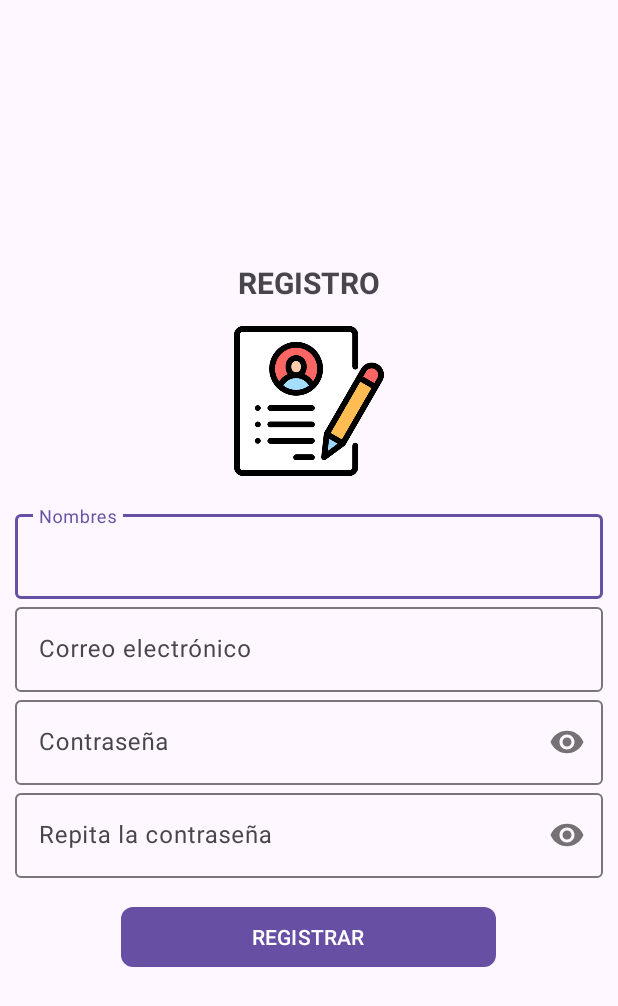
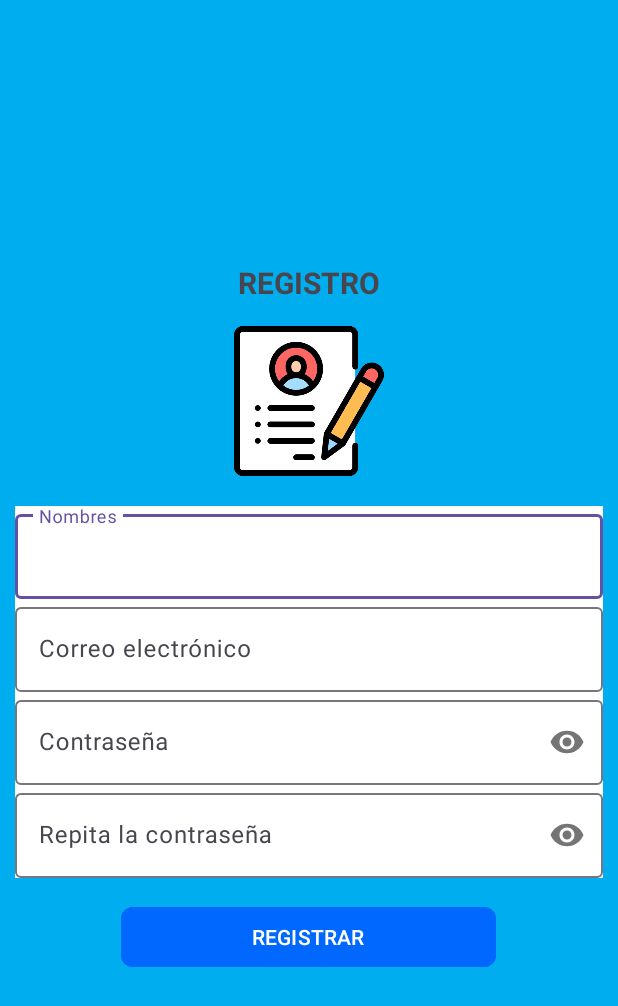
Before and after one commit to Pipe-RM/APP-INVENTARIOS, an Android app: the RegistroEmailActivity screen opened directly, with no data from a screen before it, on a phone screen of 412 x 824 dp. Shown: the top 1006 px of the screen. Run offline under Robolectric (Android 15) with nearby library versions, the light colour scheme and no system bars; our stand-ins replace Firebase (no records; nobody signed in at launch, a user with empty details on screens opened directly).

Commit message:
Commit - 2 11/03/2025 Cambios en los colores de las pantallas de los archivos xml

```diff
--- a/app/src/main/res/layout/activity_registro_email.xml
+++ b/app/src/main/res/layout/activity_registro_email.xml
@@ -9,7 +9,8 @@
     android:gravity="center"
     android:orientation="vertical"
     android:padding="10dp"
-    tools:context=".RegistroEmailActivity">
+    tools:context=".RegistroEmailActivity"
+    android:background="@color/fondo">
 
     <TextView
         android:text="@string/txt_registro"
@@ -29,7 +30,8 @@
     <com.google.android.material.textfield.TextInputLayout
         android:layout_marginTop="20dp"
         android:layout_width="match_parent"
-        android:layout_height="wrap_content">
+        android:layout_height="wrap_content"
+        android:background="@color/white">
 
         <EditText
             android:id="@+id/et_Nombres"
@@ -43,7 +45,8 @@
     <!--Correo-->
     <com.google.android.material.textfield.TextInputLayout
         android:layout_width="match_parent"
-        android:layout_height="wrap_content">
+        android:layout_height="wrap_content"
+        android:background="@color/white">
 
         <EditText
             android:id="@+id/et_Email"
@@ -58,7 +61,8 @@
     <com.google.android.material.textfield.TextInputLayout
         android:layout_width="match_parent"
         android:layout_height="wrap_content"
-        app:passwordToggleEnabled="true">
+        app:passwordToggleEnabled="true"
+        android:background="@color/white">
 
         <EditText
             android:id="@+id/et_Password"
@@ -73,7 +77,8 @@
     <com.google.android.material.textfield.TextInputLayout
         android:layout_width="match_parent"
         android:layout_height="wrap_content"
-        app:passwordToggleEnabled="true">
+        app:passwordToggleEnabled="true"
+        android:background="@color/white">
 
         <EditText
             android:id="@+id/et_R_Password"
@@ -91,7 +96,8 @@
         android:layout_marginTop="15dp"
         app:cornerRadius="8dp"
         android:layout_width="250dp"
-        android:layout_height="wrap_content"/>
+        android:layout_height="wrap_content"
+        android:backgroundTint="@color/fondo_btn"/>
 
 
 </androidx.appcompat.widget.LinearLayoutCompat>
--- a/app/src/main/res/layout/fragment_perfil.xml
+++ b/app/src/main/res/layout/fragment_perfil.xml
@@ -13,6 +13,7 @@
         app:cornerRadius="8dp"
         android:layout_gravity="center"
         android:layout_width="250dp"
-        android:layout_height="wrap_content"/>
+        android:layout_height="wrap_content"
+        android:backgroundTint="@color/fondo_btn"/>
 
 </FrameLayout>
--- a/app/src/main/res/values/colors.xml
+++ b/app/src/main/res/values/colors.xml
@@ -2,4 +2,11 @@
 <resources>
     <color name="black">#FF000000</color>
     <color name="white">#FFFFFFFF</color>
+    <color name="azul">#0F53BF</color>
+
+    <color name="fondo">#00AEEF</color>
+    <color name="fondo_btn">#0067FF</color>
+    <color name="fondo_encabezado">#098BAC</color>
+    <color name="fondo_footer">#45B6F7</color>
+
 </resources>
```
Also changed, not shown: app/src/main/res/layout/activity_login_email.xml (+8 -4 lines), app/src/main/res/layout/activity_main.xml (+8 -3 lines), app/src/main/res/layout/activity_opciones_login.xml (+10 -4 lines), app/src/main/res/layout/fragment_home.xml (+26 -6 lines).
